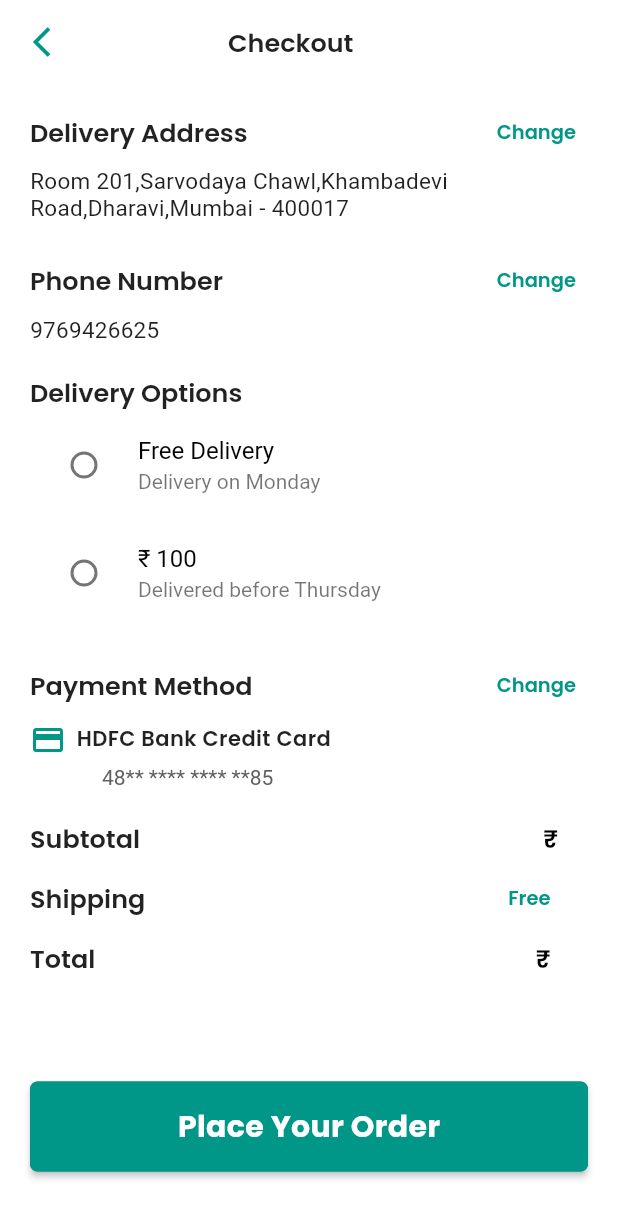
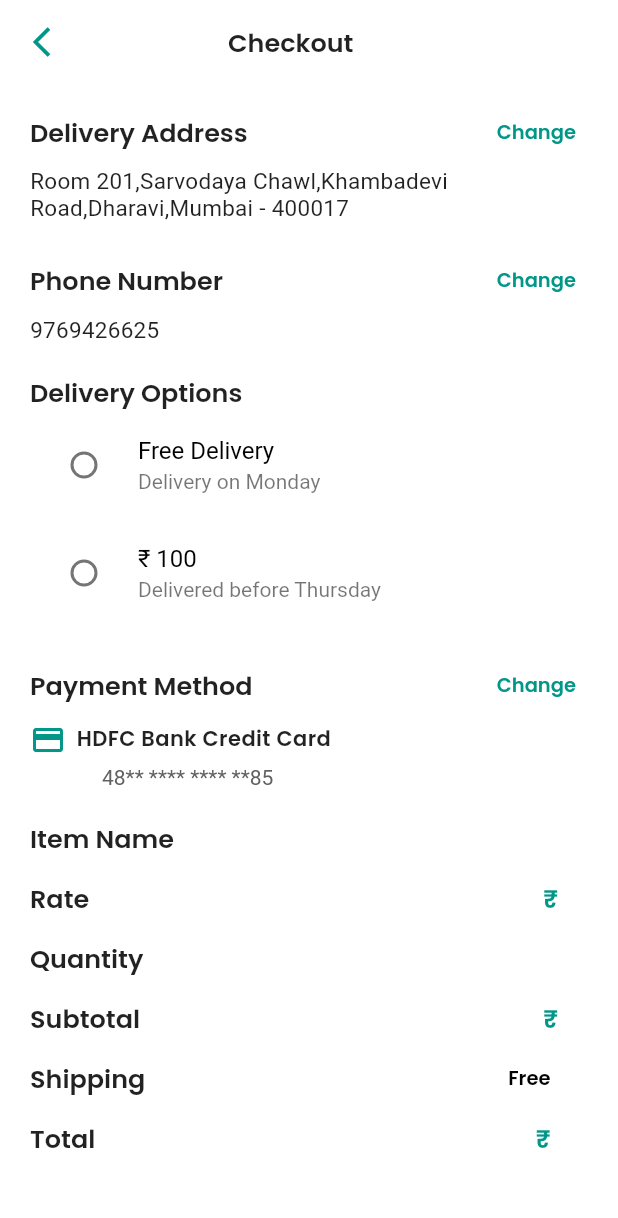
Before and after one commit to NesanSelvan/Ar-furniture-v1, a Flutter app: the OrderScreen screen opened directly with empty values, on a phone screen of 412 x 824 dp. Shown: the top 1218 px of the screen. Run offline on Flutter 3.47's test engine with Material 2 defaults, Android fonts, the phone set to English and light mode, and no system bars; our stand-ins replace carousel_slider, cloud_firestore, firebase_auth, firebase_core, google_fonts; missing offline and left inert: ar_flutter_plugin, babylonjs_viewer, snapping_sheet; accounts and stored records are empty.

Commit message:
initial commit

```diff
--- a/lib/screens/buydialogbox.dart
+++ b/lib/screens/buydialogbox.dart
@@ -215,9 +215,10 @@ class BuyDialogBoxState extends State<BuyDialogBox>
                                   context,
                                   MaterialPageRoute(
                                       builder: (context) => OrderScreen(
-                                            quantity: quantity.toString(),
-                                            total: total.toString(),
-                                          )));
+                                          quantity: quantity.toString(),
+                                          total: total.toString(),
+                                          name: BuyDialogBox.name,
+                                          rate: BuyDialogBox.rate.toString())));
                             },
                             child: Text(
                               "Confirm",
--- a/lib/screens/orderscreen.dart
+++ b/lib/screens/orderscreen.dart
@@ -4,7 +4,14 @@ import 'package:google_fonts/google_fonts.dart';
 class OrderScreen extends StatefulWidget {
   String total;
   String quantity;
-  OrderScreen({Key? key, required this.total, required this.quantity})
+  String name;
+  String rate;
+  OrderScreen(
+      {Key? key,
+      required this.total,
+      required this.quantity,
+      required this.rate,
+      required this.name})
       : super(key: key);
 
   @override
@@ -235,6 +242,81 @@ class _OrderScreenState extends State<OrderScreen> {
                     mainAxisAlignment: MainAxisAlignment.spaceBetween,
                     children: [
                       Text(
+                        "Item Name",
+                        style: GoogleFonts.poppins(
+                            color: Colors.black87,
+                            fontWeight: FontWeight.w600,
+                            fontSize: 17),
+                      ),
+                      Padding(
+                        padding: const EdgeInsets.only(right: 20),
+                        child: Text(widget.name ?? "null",
+                            overflow: TextOverflow.fade,
+                            // overflow: TextOverflow.ellipsis,
+                            style: GoogleFonts.poppins(
+                                color: Colors.black,
+                                fontWeight: FontWeight.w600,
+                                fontSize: 16)),
+                      )
+                    ],
+                  ),
+                ),
+                Padding(
+                  padding: const EdgeInsets.only(top: 15),
+                  child: Row(
+                    mainAxisAlignment: MainAxisAlignment.spaceBetween,
+                    children: [
+                      Text(
+                        "Rate",
+                        style: GoogleFonts.poppins(
+                            color: Colors.black87,
+                            fontWeight: FontWeight.w600,
+                            fontSize: 17),
+                      ),
+                      Padding(
+                        padding: const EdgeInsets.only(right: 20),
+                        child: Text("₹${widget.rate}" ?? "null",
+                            overflow: TextOverflow.fade,
+                            // overflow: TextOverflow.ellipsis,
+                            style: GoogleFonts.poppins(
+                                color: Colors.teal,
+                                fontWeight: FontWeight.w600,
+                                fontSize: 16)),
+                      )
+                    ],
+                  ),
+                ),
+                Padding(
+                  padding: const EdgeInsets.only(top: 15),
+                  child: Row(
+                    mainAxisAlignment: MainAxisAlignment.spaceBetween,
+                    children: [
+                      Text(
+                        "Quantity",
+                        style: GoogleFonts.poppins(
+                            color: Colors.black87,
+                            fontWeight: FontWeight.w600,
+                            fontSize: 17),
+                      ),
+                      Padding(
+                        padding: const EdgeInsets.only(right: 20),
+                        child: Text(widget.quantity ?? "null",
+                            overflow: TextOverflow.fade,
+                            // overflow: TextOverflow.ellipsis,
+                            style: GoogleFonts.poppins(
+                                color: Colors.black,
+                                fontWeight: FontWeight.w600,
+                                fontSize: 16)),
+                      )
+                    ],
+                  ),
+                ),
+                Padding(
+                  padding: const EdgeInsets.only(top: 15),
+                  child: Row(
+                    mainAxisAlignment: MainAxisAlignment.spaceBetween,
+                    children: [
+                      Text(
                         "Subtotal",
                         style: GoogleFonts.poppins(
                             color: Colors.black87,
@@ -245,7 +327,7 @@ class _OrderScreenState extends State<OrderScreen> {
                         padding: const EdgeInsets.only(right: 20),
                         child: Text("₹${widget.total}",
                             style: GoogleFonts.poppins(
-                                color: Colors.black,
+                                color: Colors.teal,
                                 fontWeight: FontWeight.w600,
                                 fontSize: 16)),
                       )
@@ -268,7 +350,7 @@ class _OrderScreenState extends State<OrderScreen> {
                         padding: const EdgeInsets.only(right: 25),
                         child: Text("Free",
                             style: GoogleFonts.poppins(
-                                color: Colors.teal,
+                                color: Colors.black,
                                 fontWeight: FontWeight.w600,
                                 fontSize: 13)),
                       )
@@ -291,7 +373,7 @@ class _OrderScreenState extends State<OrderScreen> {
                         padding: const EdgeInsets.only(right: 25),
                         child: Text("₹${widget.total}",
                             style: GoogleFonts.poppins(
-                                color: Colors.black,
+                                color: Colors.teal,
                                 fontWeight: FontWeight.w600,
                                 fontSize: 16)),
                       )
```
